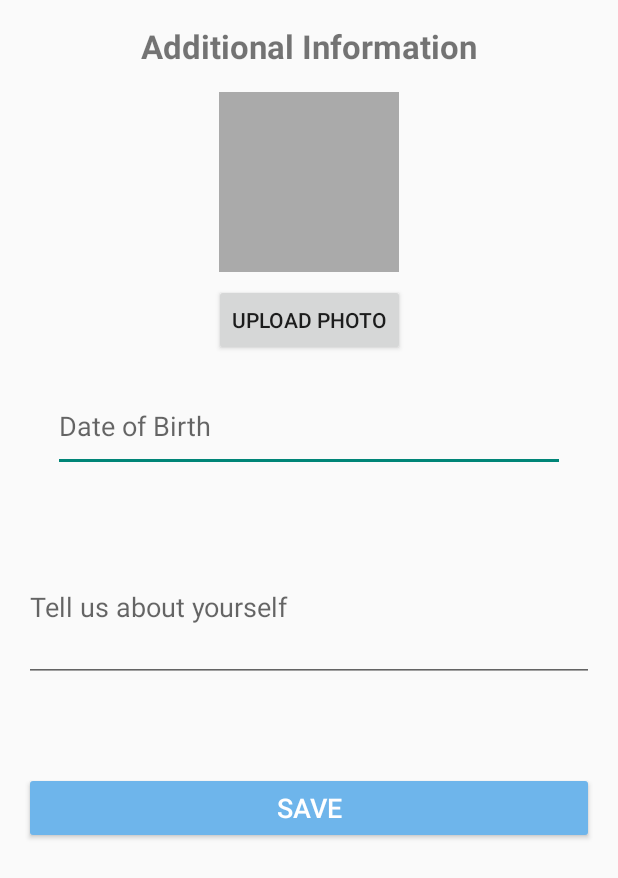
After one commit to stsvch/MyApplicationKotlin, an Android app built with Jetpack Compose: the layout activity_profile.xml on its own in the app's theme, with its tools: preview values and no code run, on a phone screen of 412 x 824 dp. The commit adds this screen. Shown: the top 878 px of the screen. Run offline under Robolectric (Android 15) with nearby library versions, the phone set to English and light mode, and no system bars.

Commit message:
add profile activity

```diff
--- a/app/build.gradle.kts
+++ b/app/build.gradle.kts
@@ -63,4 +63,5 @@ dependencies {
     implementation("com.google.firebase:firebase-analytics")
     implementation ("com.google.android.material:material:1.9.0")
     implementation ("androidx.appcompat:appcompat:1.6.1")
+    implementation ("com.google.firebase:firebase-firestore:24.10.0")
 }
--- a/app/src/main/java/com/example/myapplication/activities/LoginActivity.kt
+++ b/app/src/main/java/com/example/myapplication/activities/LoginActivity.kt
@@ -18,6 +18,7 @@ class LoginActivity : Activity() {
     private lateinit var passwordEditText: EditText
     private lateinit var loginButton: Button
     private lateinit var progressBar: ProgressBar
+    private  lateinit var registerButton: Button
 
     override fun onCreate(savedInstanceState: Bundle?) {
         super.onCreate(savedInstanceState)
@@ -29,6 +30,11 @@ class LoginActivity : Activity() {
         passwordEditText = findViewById(R.id.passwordEditText)
         loginButton = findViewById(R.id.loginButton)
         progressBar = findViewById(R.id.progressBar)
+        registerButton= findViewById(R.id.registerButton)
+        registerButton.setOnClickListener {
+            startActivity(Intent(this, RegisterActivity::class.java))
+        }
+
 
         loginButton.setOnClickListener {
             val email = emailEditText.text.toString().trim()
--- /dev/null
+++ b/app/src/main/java/com/example/myapplication/activities/ProfileActivity.kt
@@ -0,0 +1,4 @@
+package com.example.myapplication.activities
+
+class ProfileActivity {
+}
--- /dev/null
+++ b/app/src/main/res/layout/activity_profile.xml
@@ -0,0 +1,78 @@
+<?xml version="1.0" encoding="utf-8"?>
+<androidx.constraintlayout.widget.ConstraintLayout xmlns:android="http://schemas.android.com/apk/res/android"
+    xmlns:app="http://schemas.android.com/apk/res-auto"
+    xmlns:tools="http://schemas.android.com/tools"
+    android:layout_width="match_parent"
+    android:layout_height="match_parent"
+    android:padding="16dp">
+
+    <TextView
+        android:id="@+id/titleTextView"
+        android:layout_width="wrap_content"
+        android:layout_height="wrap_content"
+        android:text="Additional Information"
+        android:textSize="22sp"
+        android:textStyle="bold"
+        app:layout_constraintTop_toTopOf="parent"
+        app:layout_constraintStart_toStartOf="parent"
+        app:layout_constraintEnd_toEndOf="parent"/>
+
+    <ImageView
+        android:id="@+id/profileImageView"
+        android:layout_width="120dp"
+        android:layout_height="120dp"
+        android:layout_marginTop="16dp"
+        android:background="@android:color/darker_gray"
+        android:scaleType="centerCrop"
+        app:layout_constraintTop_toBottomOf="@id/titleTextView"
+        app:layout_constraintStart_toStartOf="parent"
+        app:layout_constraintEnd_toEndOf="parent" />
+
+    <Button
+        android:id="@+id/uploadPhotoButton"
+        android:layout_width="wrap_content"
+        android:layout_height="wrap_content"
+        android:text="Upload Photo"
+        app:layout_constraintTop_toBottomOf="@id/profileImageView"
+        app:layout_constraintStart_toStartOf="parent"
+        app:layout_constraintEnd_toEndOf="parent"
+        android:layout_marginTop="8dp"/>
+
+    <EditText
+        android:id="@+id/birthDateEditText"
+        android:layout_width="341dp"
+        android:layout_height="61dp"
+        android:layout_marginTop="16dp"
+        android:hint="Date of Birth"
+        android:inputType="date"
+        app:layout_constraintEnd_toEndOf="parent"
+        app:layout_constraintStart_toStartOf="parent"
+        app:layout_constraintTop_toBottomOf="@id/uploadPhotoButton" />
+
+    <EditText
+        android:id="@+id/aboutEditText"
+        android:layout_width="0dp"
+        android:layout_height="100dp"
+        android:layout_marginTop="40dp"
+        android:hint="Tell us about yourself"
+        android:inputType="textMultiLine"
+        app:layout_constraintEnd_toEndOf="parent"
+        app:layout_constraintHorizontal_bias="0.0"
+        app:layout_constraintStart_toStartOf="parent"
+        app:layout_constraintTop_toBottomOf="@id/birthDateEditText" />
+
+    <Button
+        android:id="@+id/saveButton"
+        android:layout_width="0dp"
+        android:layout_height="wrap_content"
+        android:layout_marginTop="60dp"
+        android:backgroundTint="#6EB5EB"
+        android:text="Save"
+        android:textColor="@android:color/white"
+        android:textSize="18sp"
+        app:layout_constraintEnd_toEndOf="parent"
+        app:layout_constraintHorizontal_bias="0.0"
+        app:layout_constraintStart_toStartOf="parent"
+        app:layout_constraintTop_toBottomOf="@id/aboutEditText" />
+
+</androidx.constraintlayout.widget.ConstraintLayout>
--- a/app/src/main/res/layout/activity_reg.xml
+++ b/app/src/main/res/layout/activity_reg.xml
@@ -1,4 +1,3 @@
-<?xml version="1.0" encoding="utf-8"?>
 <androidx.constraintlayout.widget.ConstraintLayout xmlns:android="http://schemas.android.com/apk/res/android"
     xmlns:app="http://schemas.android.com/apk/res-auto"
     xmlns:tools="http://schemas.android.com/tools"
```
Also changed, not shown: app/src/main/java/com/example/myapplication/activities/RegisterActivity.kt (+32 -11 lines), app/src/main/res/layout/activity_log.xml (+13 -0 lines).
